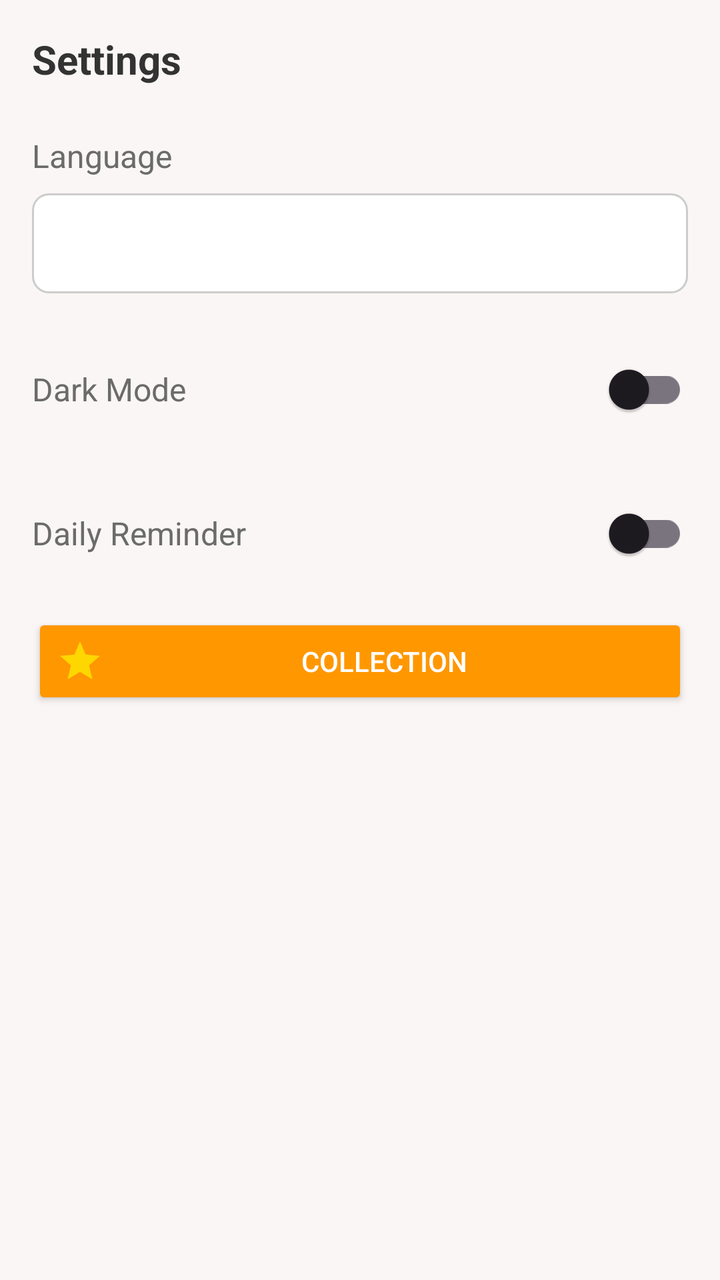
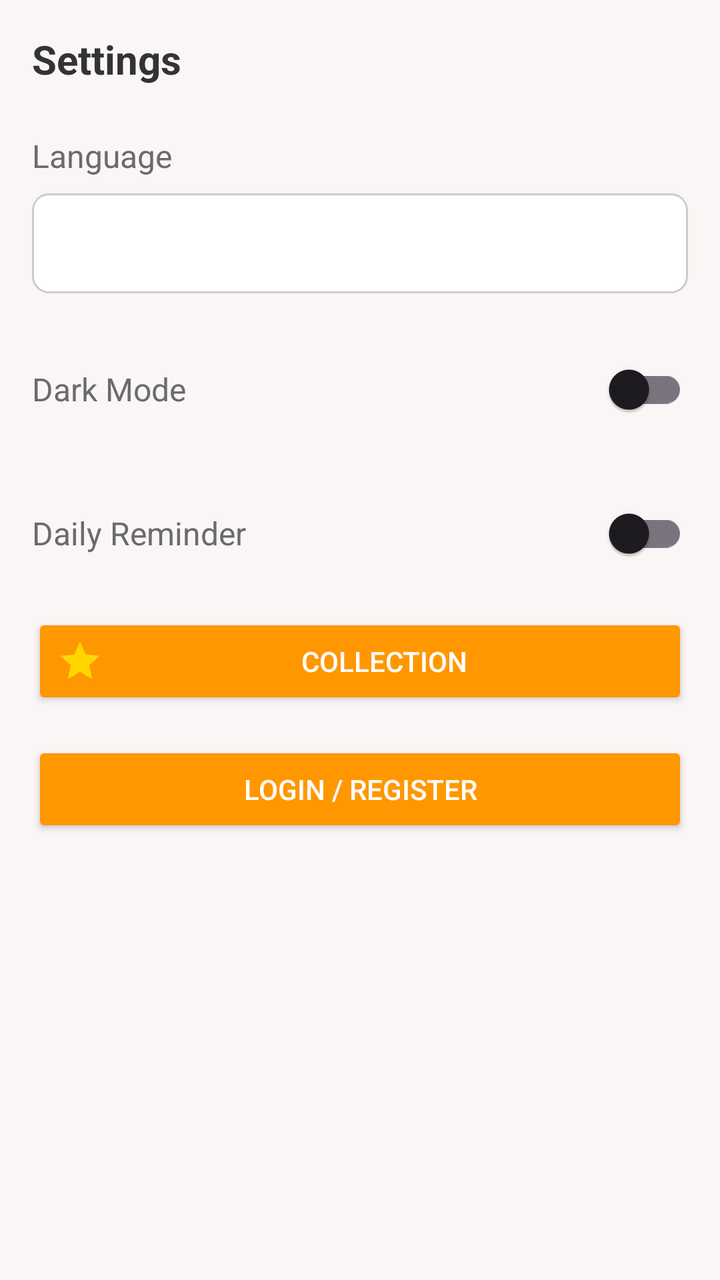

Two renders of the same Android screen: before a commit and after it. Below are the layout's source before the change and the commit's diff.
<!-- AndroidManifest.xml: application theme Theme.Spanish -->
<!-- res/layout/fragment_setting.xml -->
<?xml version="1.0" encoding="utf-8"?>
<LinearLayout xmlns:android="http://schemas.android.com/apk/res/android"
    android:layout_width="match_parent"
    android:layout_height="match_parent"
    xmlns:app="http://schemas.android.com/apk/res-auto"
    android:orientation="vertical"
    android:padding="16dp"
    android:background="@color/bg_background">

    <TextView
        android:layout_width="wrap_content"
        android:layout_height="wrap_content"
        android:text="Settings"
        android:textSize="20sp"
        android:textStyle="bold"
        android:layout_marginBottom="24dp"
        android:textColor="@color/text_primary" />

    <TextView
        android:layout_width="wrap_content"
        android:layout_height="wrap_content"
        android:text="Language"
        android:textSize="16sp"
        android:layout_marginBottom="8dp"
        android:textColor="@color/text_tertiary" />

    <Spinner
        android:id="@+id/spinner_language"
        android:layout_width="match_parent"
        android:layout_height="50dp"
        android:background="@drawable/bg_spinner"
        android:layout_marginBottom="24dp"
        android:spinnerMode="dropdown"/>

    <LinearLayout
        android:layout_width="match_parent"
        android:layout_height="wrap_content"
        android:orientation="horizontal"
        android:gravity="center_vertical"
        android:layout_marginBottom="24dp">

        <TextView
            android:layout_width="0dp"
            android:layout_height="wrap_content"
            android:layout_weight="1"
            android:text="Dark Mode"
            android:textSize="16sp"
            android:textColor="@color/text_tertiary" />

        <com.google.android.material.switchmaterial.SwitchMaterial
            android:id="@+id/switch_dark_mode"
            android:layout_width="wrap_content"
            android:layout_height="wrap_content"
            android:backgroundTint="@color/bg_primary"/>
    </LinearLayout>



    <LinearLayout
        android:layout_width="match_parent"
        android:layout_height="wrap_content"
        android:orientation="horizontal"
        android:gravity="center_vertical"
        android:layout_marginBottom="16dp">

        <TextView
            android:layout_width="0dp"
            android:layout_height="wrap_content"
            android:layout_weight="1"
            android:text="Daily Reminder"
            android:textSize="16sp"
            android:textColor="@color/text_tertiary" />

        <com.google.android.material.switchmaterial.SwitchMaterial
            android:id="@+id/switch_reminder"
            android:layout_width="wrap_content"
            android:layout_height="wrap_content"
            android:backgroundTint="@color/bg_primary"/>
    </LinearLayout>

    <TextView
        android:id="@+id/tv_reminder_time"
        android:layout_width="match_parent"
        android:layout_height="wrap_content"
        android:text="Reminder at: 19:00"
        android:textSize="14sp"
        android:textColor="@color/bg_primary"
        android:padding="8dp"
        android:layout_marginBottom="24dp"
        android:background="?attr/selectableItemBackground"
        android:visibility="gone" />

    <Button
        android:id="@+id/btn_collection"
        android:layout_width="match_parent"
        android:layout_height="wrap_content"
        android:text="Collection"
        android:drawableStart="@drawable/ic_star_filled"
        android:padding="12dp"
        app:iconPadding="16dp"
        android:textColor="@color/text_secondary"
        android:backgroundTint="@color/bg_primary"/>

</LinearLayout>
<!-- resources referenced by this layout -->
<resources>
  <color name="bg_background">#faf6f5</color>
  <color name="bg_primary">#ff9700</color>
  <color name="text_primary">#333</color>
  <color name="text_secondary">#fff</color>
  <color name="text_tertiary">#6b6b6b</color>
  <!-- drawable bg_spinner (drawable) -->
  <ripple xmlns:android="http://schemas.android.com/apk/res/android"
      android:color="#E0E0E0">
      <item>
          <shape android:shape="rectangle">
              <solid android:color="#FFFFFF" />
              <corners android:radius="8dp" />
              <stroke android:width="1dp" android:color="#CCCCCC" />
          </shape>
      </item>
  </ripple>
  <!-- drawable ic_star_filled (drawable) -->
  <vector xmlns:android="http://schemas.android.com/apk/res/android"
      android:width="24dp"
      android:height="24dp"
      android:viewportWidth="24"
      android:viewportHeight="24"
      android:tint="#FFD700">
    <path
        android:fillColor="@android:color/white"
        android:pathData="M12,17.27L18.18,21l-1.64,-7.03L22,9.24l-7.19,-0.62L12,2 9.19,8.63 2,9.24l5.46,4.73L5.82,21z"/>
  </vector>
  <style name="Theme.Spanish" parent="Base.Theme.Spanish" />
  <style name="Base.Theme.Spanish" parent="Theme.Material3.DayNight.NoActionBar">
          
          <item name="android:windowBackground">@color/bg_background</item>
          <item name="android:textColorPrimary">@color/text_primary</item>
          <item name="android:textColorSecondary">@color/text_secondary</item>
          <item name="colorPrimary">@color/bg_primary</item>
      </style>
</resources>

<!-- the commit's change to res/layout/fragment_setting.xml (unified diff, before → after) -->
@@ -1,104 +1,155 @@
 <?xml version="1.0" encoding="utf-8"?>
-<LinearLayout xmlns:android="http://schemas.android.com/apk/res/android"
+<ScrollView xmlns:android="http://schemas.android.com/apk/res/android"
     android:layout_width="match_parent"
     android:layout_height="match_parent"
-    xmlns:app="http://schemas.android.com/apk/res-auto"
-    android:orientation="vertical"
-    android:padding="16dp"
     android:background="@color/bg_background">
 
-    <TextView
-        android:layout_width="wrap_content"
-        android:layout_height="wrap_content"
-        android:text="Settings"
-        android:textSize="20sp"
-        android:textStyle="bold"
-        android:layout_marginBottom="24dp"
-        android:textColor="@color/text_primary" />
-
-    <TextView
-        android:layout_width="wrap_content"
-        android:layout_height="wrap_content"
-        android:text="Language"
-        android:textSize="16sp"
-        android:layout_marginBottom="8dp"
-        android:textColor="@color/text_tertiary" />
-
-    <Spinner
-        android:id="@+id/spinner_language"
-        android:layout_width="match_parent"
-        android:layout_height="50dp"
-        android:background="@drawable/bg_spinner"
-        android:layout_marginBottom="24dp"
-        android:spinnerMode="dropdown"/>
-
     <LinearLayout
+        xmlns:app="http://schemas.android.com/apk/res-auto"
         android:layout_width="match_parent"
         android:layout_height="wrap_content"
-        android:orientation="horizontal"
-        android:gravity="center_vertical"
-        android:layout_marginBottom="24dp">
+        android:orientation="vertical"
+        android:padding="16dp">
 
         <TextView
-            android:layout_width="0dp"
+            android:layout_width="wrap_content"
             android:layout_height="wrap_content"
-            android:layout_weight="1"
-            android:text="Dark Mode"
+            android:text="Settings"
+            android:textSize="20sp"
+            android:textStyle="bold"
+            android:layout_marginBottom="24dp"
+            android:textColor="@color/text_primary" />
+
+        
+        <LinearLayout
+            android:id="@+id/layout_user_info"
+            android:layout_width="match_parent"
+            android:layout_height="wrap_content"
+            android:orientation="vertical"
+            android:padding="10dp"
+            android:background="@drawable/bg_search_field"
+            android:layout_marginBottom="20dp"
+            android:visibility="gone">
+
+            <TextView
+                android:id="@+id/tv_user_id"
+                android:layout_width="wrap_content"
+                android:layout_height="wrap_content"
+                android:text="User ID: "
+                android:textStyle="bold"
+                android:textColor="@color/text_primary"/>
+            <TextView
+                android:id="@+id/tv_user_name"
+                android:layout_width="wrap_content"
+                android:layout_height="wrap_content"
+                android:text="Username: "
+                android:textStyle="bold"
+                android:textColor="@color/text_primary"/>
+        </LinearLayout>
+
+        <TextView
+            android:layout_width="wrap_content"
+            android:layout_height="wrap_content"
+            android:text="Language"
             android:textSize="16sp"
+            android:layout_marginBottom="8dp"
             android:textColor="@color/text_tertiary" />
 
-        <com.google.android.material.switchmaterial.SwitchMaterial
-            android:id="@+id/switch_dark_mode"
-            android:layout_width="wrap_content"
+        <Spinner
+            android:id="@+id/spinner_language"
+            android:layout_width="match_parent"
+            android:layout_height="50dp"
+            android:background="@drawable/bg_spinner"
+            android:layout_marginBottom="24dp"
+            android:spinnerMode="dropdown"/>
+
+        <LinearLayout
+            android:layout_width="match_parent"
             android:layout_height="wrap_content"
-            android:backgroundTint="@color/bg_primary"/>
-    </LinearLayout>
+            android:orientation="horizontal"
+            android:gravity="center_vertical"
+            android:layout_marginBottom="24dp">
 
+            <TextView
+                android:layout_width="0dp"
+                android:layout_height="wrap_content"
+                android:layout_weight="1"
+                android:text="Dark Mode"
+                android:textSize="16sp"
+                android:textColor="@color/text_tertiary" />
 
+            <com.google.android.material.switchmaterial.SwitchMaterial
+                android:id="@+id/switch_dark_mode"
+                android:layout_width="wrap_content"
+                android:layout_height="wrap_content"
+                android:backgroundTint="@color/bg_primary"/>
+        </LinearLayout>
 
-    <LinearLayout
-        android:layout_width="match_parent"
-        android:layout_height="wrap_content"
-        android:orientation="horizontal"
-        android:gravity="center_vertical"
-        android:layout_marginBottom="16dp">
+        <LinearLayout
+            android:layout_width="match_parent"
+            android:layout_height="wrap_content"
+            android:orientation="horizontal"
+            android:gravity="center_vertical"
+            android:layout_marginBottom="16dp">
+
+            <TextView
+                android:layout_width="0dp"
+                android:layout_height="wrap_content"
+                android:layout_weight="1"
+                android:text="Daily Reminder"
+                android:textSize="16sp"
+                android:textColor="@color/text_tertiary" />
+
+            <com.google.android.material.switchmaterial.SwitchMaterial
+                android:id="@+id/switch_reminder"
+                android:layout_width="wrap_content"
+                android:layout_height="wrap_content"
+                android:backgroundTint="@color/bg_primary"/>
+        </LinearLayout>
 
         <TextView
-            android:layout_width="0dp"
+            android:id="@+id/tv_reminder_time"
+            android:layout_width="match_parent"
             android:layout_height="wrap_content"
-            android:layout_weight="1"
-            android:text="Daily Reminder"
-            android:textSize="16sp"
-            android:textColor="@color/text_tertiary" />
+            android:text="Reminder at: 19:00"
+            android:textSize="14sp"
+            android:textColor="@color/bg_primary"
+            android:padding="8dp"
+            android:layout_marginBottom="24dp"
+            android:background="?attr/selectableItemBackground"
+            android:visibility="gone" />
 
-        <com.google.android.material.switchmaterial.SwitchMaterial
-            android:id="@+id/switch_reminder"
-            android:layout_width="wrap_content"
+        <Button
+            android:id="@+id/btn_collection"
+            android:layout_width="match_parent"
             android:layout_height="wrap_content"
-            android:backgroundTint="@color/bg_primary"/>
+            android:text="Collection"
+            android:drawableStart="@drawable/ic_star_filled"
+            android:padding="12dp"
+            app:iconPadding="16dp"
+            android:textColor="@color/text_secondary"
+            android:backgroundTint="@color/bg_primary"
+            android:layout_marginBottom="16dp"/>
+
+        <Button
+            android:id="@+id/btn_auth"
+            android:layout_width="match_parent"
+            android:layout_height="wrap_content"
+            android:text="Login / Register"
+            android:padding="12dp"
+            android:textColor="@color/text_secondary"
+            android:backgroundTint="@color/bg_primary"
+            android:layout_marginBottom="16dp"/>
+
+        <Button
+            android:id="@+id/btn_logout"
+            android:layout_width="match_parent"
+            android:layout_height="wrap_content"
+            android:text="Logout"
+            android:padding="12dp"
+            android:textColor="@color/text_secondary"
+            android:backgroundTint="#FF5252"
+            android:visibility="gone"/>
+
     </LinearLayout>
-
-    <TextView
-        android:id="@+id/tv_reminder_time"
-        android:layout_width="match_parent"
-        android:layout_height="wrap_content"
-        android:text="Reminder at: 19:00"
-        android:textSize="14sp"
-        android:textColor="@color/bg_primary"
-        android:padding="8dp"
-        android:layout_marginBottom="24dp"
-        android:background="?attr/selectableItemBackground"
-        android:visibility="gone" />
-
-    <Button
-        android:id="@+id/btn_collection"
-        android:layout_width="match_parent"
-        android:layout_height="wrap_content"
-        android:text="Collection"
-        android:drawableStart="@drawable/ic_star_filled"
-        android:padding="12dp"
-        app:iconPadding="16dp"
-        android:textColor="@color/text_secondary"
-        android:backgroundTint="@color/bg_primary"/>
-
-</LinearLayout>
+</ScrollView>
<!-- resource entries referenced after the edit -->
@@ -5,6 +5,12 @@
   <color name="text_primary">#333</color>
   <color name="text_secondary">#fff</color>
   <color name="text_tertiary">#6b6b6b</color>
+  <!-- drawable bg_search_field (drawable) -->
+  <?xml version="1.0" encoding="utf-8"?>
+  <shape xmlns:android="http://schemas.android.com/apk/res/android">
+      <solid android:color="#F0F0F0"/>
+      <corners android:radius="12dp"/>
+  </shape>
   <!-- drawable bg_spinner (drawable) -->
   <ripple xmlns:android="http://schemas.android.com/apk/res/android"
       android:color="#E0E0E0">
